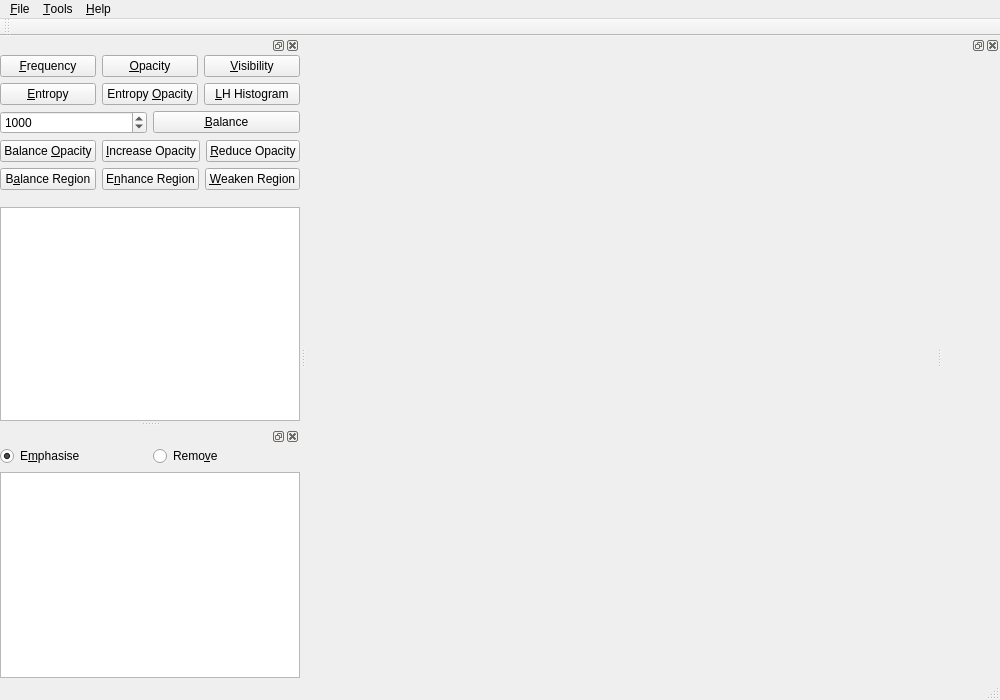
First picture: the form in VolumeRenderer/mainwindow.ui, repository luosz/volume-visualiser, before the edit.
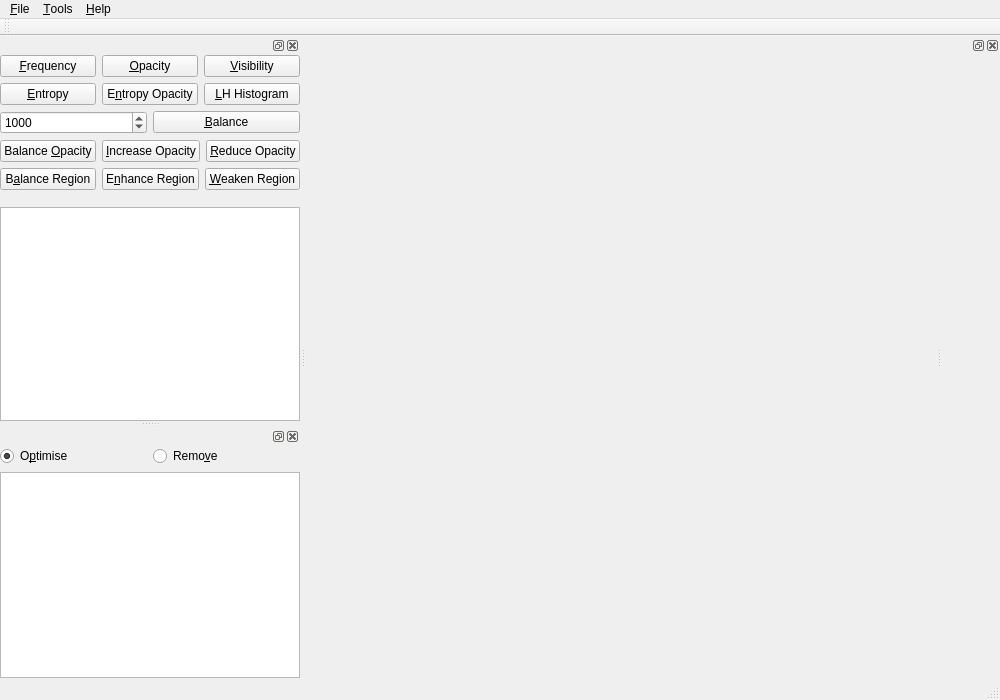
Second picture: the form after the edit.

Commit message: update get_closest_non_zero_control_point

Diff of the .ui file:
```diff
--- a/VolumeRenderer/mainwindow.ui
+++ b/VolumeRenderer/mainwindow.ui
@@ -191,7 +191,7 @@
            <item>
             <widget class="QPushButton" name="entropyOpacityButton">
              <property name="text">
-              <string>Entropy &amp;Opacity</string>
+              <string>E&amp;ntropy Opacity</string>
              </property>
             </widget>
            </item>
@@ -331,7 +331,7 @@
          <item>
           <widget class="QRadioButton" name="radioButton">
            <property name="text">
-            <string>E&amp;mphasise</string>
+            <string>O&amp;ptimise</string>
            </property>
            <property name="checked">
             <bool>true</bool>
```
Left out of the diff: 4 changed lines with no effect on the pictures. The commit also changes 1 other file.
